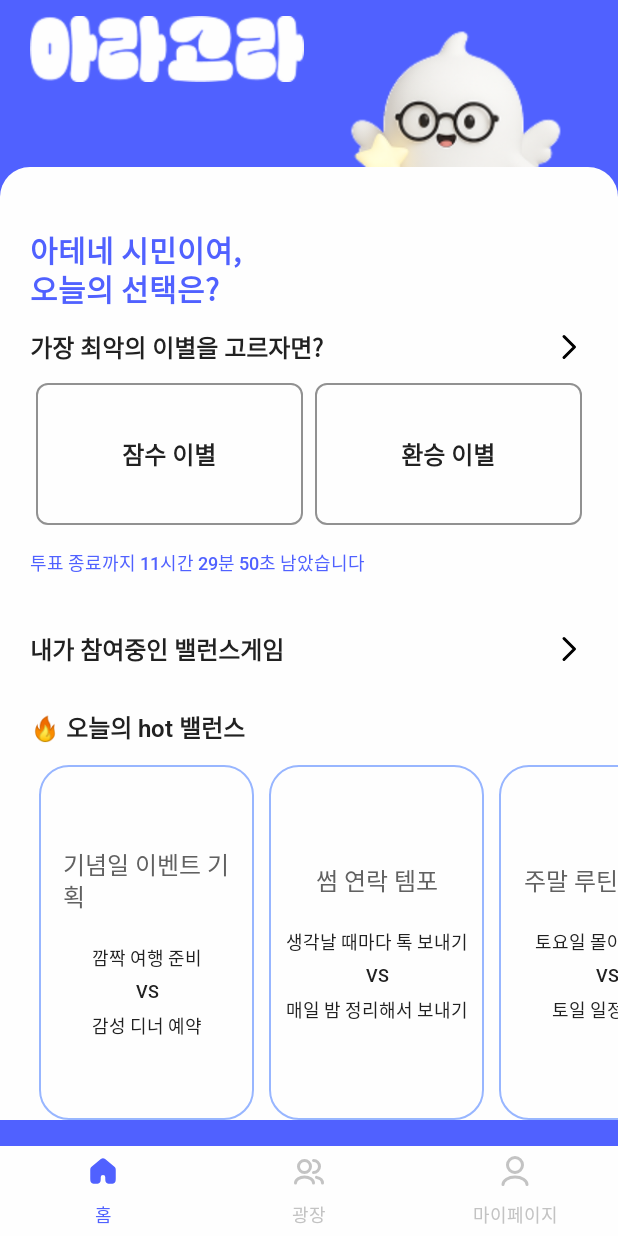
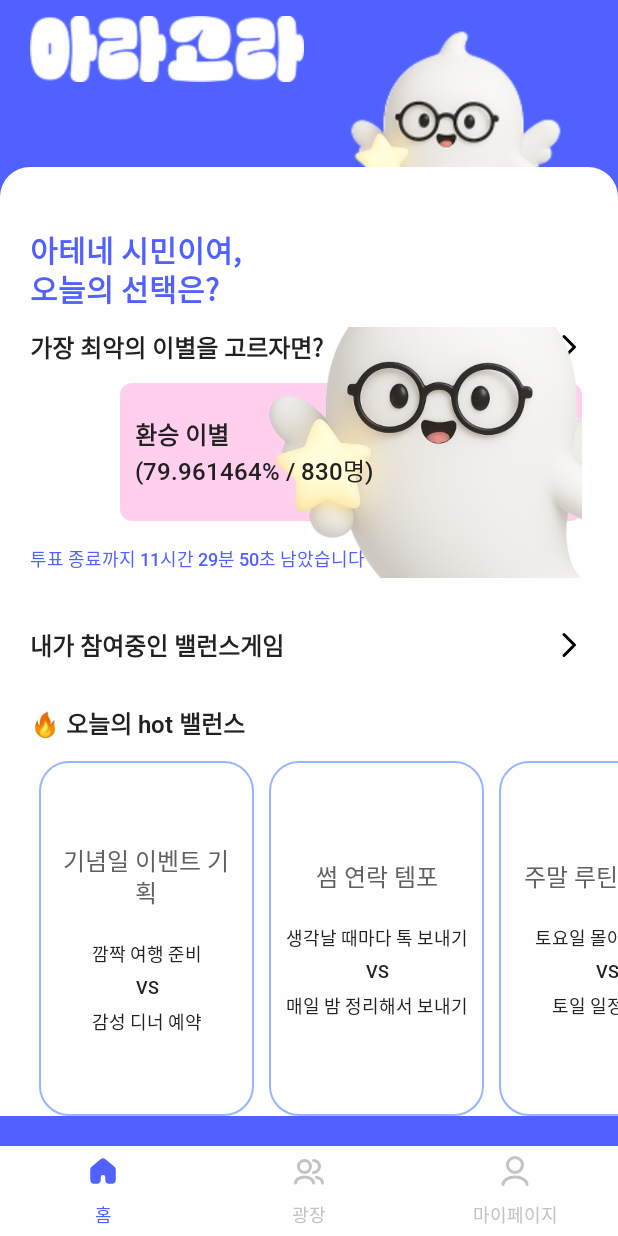
Before and after one commit to SOPT-all/37-SOPKATHON-ANDROID-ANDROID1, an Android app built with Jetpack Compose: the screen it shows after launch (HomeActivity), after a tap on "잠수 이별", on a phone screen of 412 x 824 dp. Run offline under Robolectric (Android 15) with nearby library versions, the phone set to English and light mode, and no system bars; our stand-ins replace Dagger/Hilt's generated code; libraries missing offline, so code that uses them is left out: com.jakewharton.retrofit2.

Commit message:
feat: zz

```diff
--- a/app/src/main/java/com/sopt/sopkathon_android1/core/designsystem/component/BalanceGameCard.kt
+++ b/app/src/main/java/com/sopt/sopkathon_android1/core/designsystem/component/BalanceGameCard.kt
@@ -16,6 +16,7 @@ import androidx.compose.material3.Text
 import androidx.compose.runtime.Composable
 import androidx.compose.runtime.getValue
 import androidx.compose.runtime.mutableStateOf
+import androidx.compose.runtime.remember
 import androidx.compose.runtime.setValue
 import androidx.compose.ui.Alignment
 import androidx.compose.ui.Modifier
@@ -41,7 +42,7 @@ fun BalanceGameCard(
     onClick: () -> Unit,
     modifier: Modifier = Modifier,
 ) {
-    var clickStatus by mutableStateOf(false)
+    var clickStatus by remember { mutableStateOf(false) }
     val total = option1Total + option2Total
     val (weight1, weight2) = if (clickStatus && total > 0) {
         option1Total.toFloat() / total to option2Total.toFloat() / total
@@ -52,13 +53,12 @@ fun BalanceGameCard(
     Row(
         modifier = modifier.noRippleClickable(
             onClick = {
-                onClick()
                 clickStatus = true
             },
         ),
         horizontalArrangement = Arrangement.spacedBy(8.dp),
     ) {
-
+        if (!clickStatus) {
             DefaultCard(
                 title = option1Title,
                 modifier = Modifier.weight(animatedWeight1),
@@ -67,17 +67,42 @@ fun BalanceGameCard(
                 title = option2Title,
                 modifier = Modifier.weight(animatedWeight2),
             )
+        } else {
+            if (option1Total > option2Total) {
+                LeftDominatingCard(
+                    option1Title = option1Title,
+                    option2Title = option2Title,
+                    option1Total = option2Total,
+                    percentage = animatedWeight2,
+                    backgroundColor = SopkathonTheme.colors.blue_500,
+                    textColor = SopkathonTheme.colors.gray_100,
+                )
+            } else {
+                RightDominatingCard(
+                    option1Title = option1Title,
+                    option2Title = option2Title,
+                    option2Total = option2Total,
+                    percentage = animatedWeight2,
+                    backgroundColor = SopkathonTheme.colors.subPink,
+                    textColor = SopkathonTheme.colors.gray_800,
+                )
+            }
+        }
     }
 }
 
 @Composable
-private fun DominatingCard(
-    title: String,
-    total: Int,
+private fun LeftDominatingCard(
+    option1Title: String,
+    option2Title: String,
+    option1Total: Int,
     percentage: Float,
     backgroundColor: Color,
     textColor: Color,
     modifier: Modifier = Modifier,
+) {
+    Row(
+        horizontalArrangement = Arrangement.spacedBy(8.dp),
     ) {
         Box(
             modifier = modifier
@@ -102,16 +127,81 @@ private fun DominatingCard(
                     .padding(start = 10.dp),
             ) {
                 Text(
-                text = title,
+                    text = option1Title,
                     color = textColor,
                     style = SopkathonTheme.typography.titleSemiBold16,
                 )
 
                 Text(
-                text = "(${percentage * 100}% / ${total}명)",
+                    text = "(${percentage * 100}% / ${option1Total}명)",
                     color = textColor,
                     style = SopkathonTheme.typography.bodyMedium16,
                 )
+            }
+        }
+
+        Text(
+            text = option2Title,
+            color = SopkathonTheme.colors.gray_800,
+            style = SopkathonTheme.typography.descriptionMedium12,
+        )
+    }
+}
+
+
+@Composable
+private fun RightDominatingCard(
+    option1Title: String,
+    option2Title: String,
+    option2Total: Int,
+    percentage: Float,
+    backgroundColor: Color,
+    textColor: Color,
+    modifier: Modifier = Modifier,
+) {
+    Row(
+        horizontalArrangement = Arrangement.spacedBy(8.dp),
+    ) {
+        Text(
+            text = option1Title,
+            color = SopkathonTheme.colors.gray_100,
+            style = SopkathonTheme.typography.descriptionMedium12,
+        )
+
+        Box(
+            modifier = modifier
+                .background(
+                    color = backgroundColor,
+                    shape = RoundedCornerShape(8.dp),
+                )
+                .height(92.dp),
+            contentAlignment = Alignment.CenterStart,
+        ) {
+            Image(
+                painter = painterResource(image_crop),
+                contentDescription = null,
+                modifier = Modifier
+                    .padding(start = 75.dp)
+                    .requiredHeight(167.dp),
+                contentScale = ContentScale.Crop,
+            )
+
+            Column(
+                modifier = Modifier
+                    .padding(start = 10.dp),
+            ) {
+                Text(
+                    text = option2Title,
+                    color = textColor,
+                    style = SopkathonTheme.typography.titleSemiBold16,
+                )
+
+                Text(
+                    text = "(${percentage * 100}% / ${option2Total}명)",
+                    color = textColor,
+                    style = SopkathonTheme.typography.bodyMedium16,
+                )
+            }
         }
     }
 }
@@ -155,14 +245,15 @@ private fun BalanceGameCardPreview() {
 
 @Preview
 @Composable
-private fun DominatingCardPreview() {
+private fun RightDominatingCardPreview() {
     SOPKATHONTheme {
-        DominatingCard(
-            title = "환승 이별",
-            total = 10,
-            percentage = 0.5f,
+        RightDominatingCard(
+            option1Title = "option1Title",
+            option2Title = "option2Title",
+            option2Total = 400,
+            percentage = 0.4f,
             backgroundColor = SopkathonTheme.colors.subPink,
-            textColor = SopkathonTheme.colors.gray_100,
+            textColor = SopkathonTheme.colors.gray_800,
         )
     }
 }
--- a/app/src/main/java/com/sopt/sopkathon_android1/presentation/home/HomeScreen.kt
+++ b/app/src/main/java/com/sopt/sopkathon_android1/presentation/home/HomeScreen.kt
@@ -53,16 +53,10 @@ fun HomeScreen(
     val uiState by viewModel.homeUiState.collectAsStateWithLifecycle()
     var remainingText by remember { mutableStateOf("") }
 
-    LaunchedEffect(uiState.todayBalanceGame?.deadline) {
-        if (!uiState.todayBalanceGame?.deadline.isNullOrEmpty()) {
-            while (true) {
-                remainingText = try {
-                    calculateRemainingTime(uiState.todayBalanceGame?.deadline)
-                } catch (e: Exception) {
-                    "시간 정보 오류"
-                }
-                delay(1000L)
-            }
+    LaunchedEffect(uiState.todayBalanceGame.deadline) {
+        while (true) {
+            remainingText = calculateRemainingTime(uiState.todayBalanceGame.deadline)
+            delay(1000L)
         }
     }
 
@@ -133,10 +127,10 @@ fun HomeScreen(
                 Spacer(Modifier.height(12.dp))
 
                 BalanceGameCard(
-                    option1Title = uiState.todayBalanceGame?.option1Title.orEmpty(),
-                    option1Total = uiState.todayBalanceGame?.option1Total ?: 0,
-                    option2Title = uiState.todayBalanceGame?.option2Title.orEmpty(),
-                    option2Total = uiState.todayBalanceGame?.option2Total ?: 0,
+                    option1Title = uiState.todayBalanceGame.option1Title,
+                    option1Total = uiState.todayBalanceGame.option1Total,
+                    option2Title = uiState.todayBalanceGame.option2Title,
+                    option2Total = uiState.todayBalanceGame.option2Total,
                     onClick = {
                         // TODO: API 호출
                     },
--- a/app/src/main/java/com/sopt/sopkathon_android1/presentation/home/components/HotBalanceGameRow.kt
+++ b/app/src/main/java/com/sopt/sopkathon_android1/presentation/home/components/HotBalanceGameRow.kt
@@ -14,6 +14,7 @@ import androidx.compose.material3.Text
 import androidx.compose.runtime.Composable
 import androidx.compose.ui.Alignment
 import androidx.compose.ui.Modifier
+import androidx.compose.ui.text.style.TextAlign
 import androidx.compose.ui.tooling.preview.Preview
 import androidx.compose.ui.unit.dp
 import com.sopt.sopkathon_android1.core.designsystem.theme.SOPKATHONTheme
@@ -70,6 +71,7 @@ private fun HotBalanceGameCard(
             modifier = Modifier.padding(horizontal = 16.dp),
             color = SopkathonTheme.colors.gray_700,
             style = SopkathonTheme.typography.bodyMedium16,
+            textAlign = TextAlign.Center,
         )
 
         Column(
```
Lines whose indentation alone changed are shown as unchanged.
